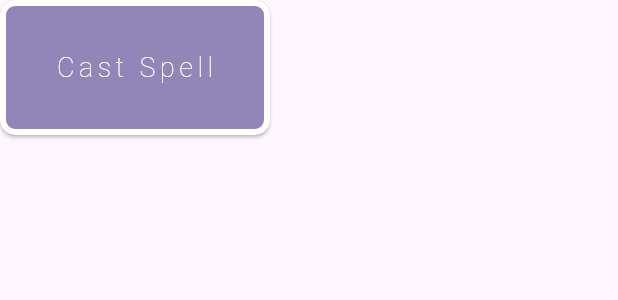
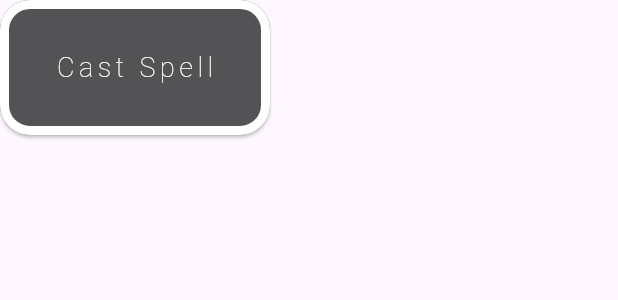
Before and after one commit to dompetriella/Madness-Meter-2.0, a Flutter app: the CastButton widget shown alone on an empty page, opened directly, on a phone screen of 412 x 824 dp. Shown: the top 300 px of the screen. Run offline on Flutter 3.47's test engine with Material 2 defaults, Android fonts, the phone set to English and light mode, and no system bars; our stand-ins replace flutter_animate, flutter_dotenv, flutter_hooks, flutter_riverpod, google_fonts, hooks_riverpod and 1 more; accounts and stored records are empty.

Commit message:
format button

```diff
--- a/lib/home_page.dart
+++ b/lib/home_page.dart
@@ -457,11 +457,13 @@ class CastButton extends ConsumerWidget {
       ),
       style: ElevatedButton.styleFrom(
           fixedSize: Size(180, 90),
-          backgroundColor: percentageToHsl(madnessAsPercent(ref), 250, 0, .35)
-              .withOpacity(.25),
+          backgroundColor: Color.fromRGBO(40, 40, 40, .7),
           shape: RoundedRectangleBorder(
-              side: BorderSide(color: Colors.white, width: 4),
-              borderRadius: BorderRadius.circular(10))),
+              side: BorderSide(
+                color: Colors.white,
+                width: 6,
+              ),
+              borderRadius: BorderRadius.circular(20))),
     );
   }
 }
```
